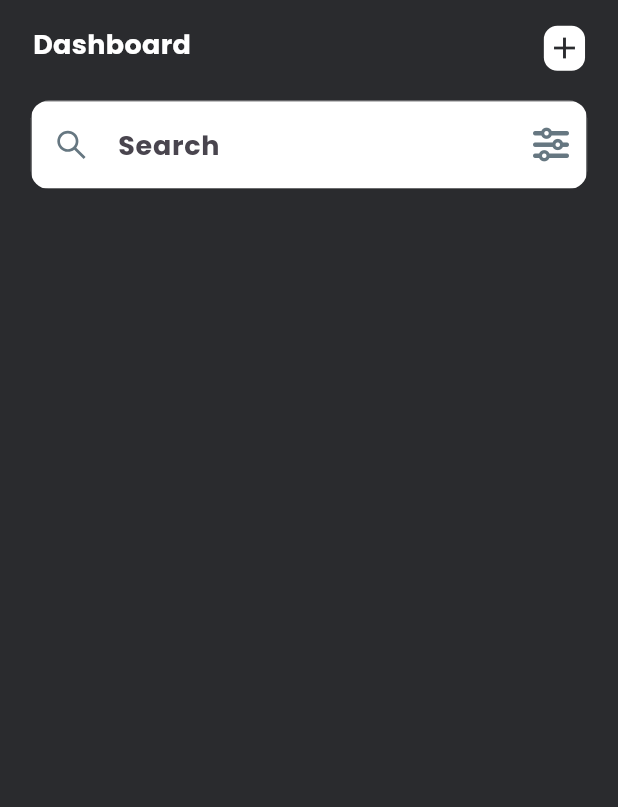
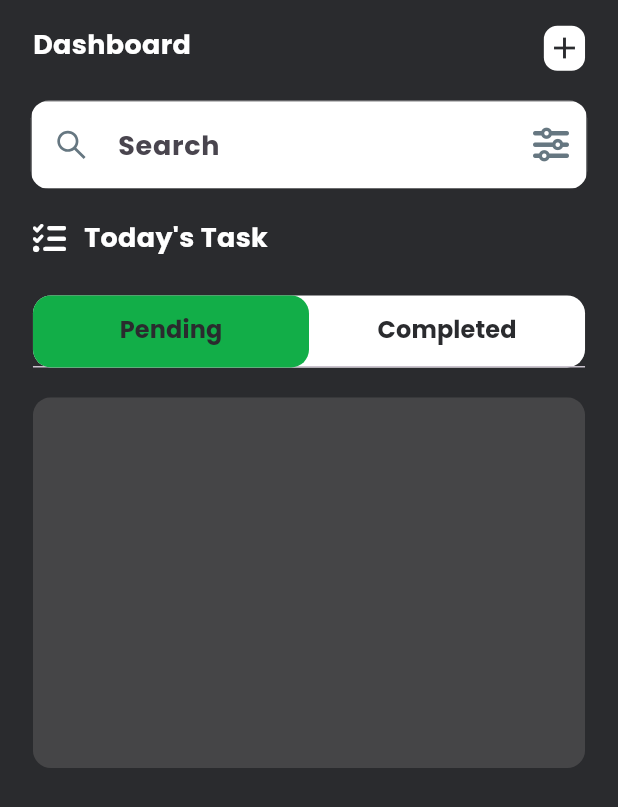
Before and after one commit to zsevvaldaysali/flutter-riverpod-task-management, a Flutter app: the screen it shows after launch, on a phone screen of 412 x 824 dp. Shown: the top 807 px of the screen. Run offline on Flutter 3.47's test engine with Material 2 defaults, Android fonts, the phone set to English and light mode, and no system bars; our stand-ins replace country_picker, flutter_screenutil, flutter_vector_icons, google_fonts, hooks_riverpod, smooth_page_indicator.

```diff
--- a/lib/features/todo/pages/home_page.dart
+++ b/lib/features/todo/pages/home_page.dart
@@ -92,6 +92,113 @@ class _HomePageState extends ConsumerState<HomePage> with TickerProviderStateMix
           ),
         ),
       ),
-      );
+      body: SafeArea(
+        child: Padding(
+          padding: EdgeInsets.symmetric(horizontal: 20.w),
+          child: ListView(
+            children: [
+              HeightSpacer(height: 5.h),
+              Row(
+                mainAxisSize: MainAxisSize.min,
+                children: [
+                  Icon(
+                    FontAwesome.tasks,
+                    size: 20.w,
+                    color: AppConstants.kLight,
+                  ),
+                  WidthSpacer(width: 10.w),
+                  ReusableTextWidget(
+                    text: "Today's Task",
+                    style: appStyleWidget(
+                      18,
+                      AppConstants.kLight,
+                      FontWeight.bold,
+                    ),
+                  ),
+                ],
+              ),
+              HeightSpacer(height: 25.h),
+              Container(
+                decoration: BoxDecoration(
+                  color: AppConstants.kLight,
+                  borderRadius: BorderRadius.all(
+                    Radius.circular(AppConstants.kRadius),
+                  ),
+                ),
+                child: TabBar(
+                    isScrollable: false,
+                    labelColor: AppConstants.kBlueLight,
+                    labelStyle: appStyleWidget(24, AppConstants.kBlueLight, FontWeight.w700),
+                    labelPadding: EdgeInsets.zero,
+                    unselectedLabelColor: AppConstants.kLight,
+                    indicator: BoxDecoration(
+                      color: const Color.fromARGB(255, 18, 174, 72),
+                      borderRadius: BorderRadius.all(
+                        Radius.circular(AppConstants.kRadius),
+                      ),
+                    ),
+                    indicatorSize: TabBarIndicatorSize.label,
+                    controller: tabController,
+                    tabs: [
+                      Tab(
+                        child: SizedBox(
+                          width: AppConstants.kWidth * 0.5,
+                          child: Center(
+                            child: ReusableTextWidget(
+                              text: "Pending",
+                              style: appStyleWidget(
+                                16,
+                                AppConstants.kDarkBk,
+                                FontWeight.bold,
+                              ),
+                            ),
+                          ),
+                        ),
+                      ),
+                      Tab(
+                        child: SizedBox(
+                          width: AppConstants.kWidth * 0.5,
+                          child: Center(
+                            child: ReusableTextWidget(
+                              text: "Completed",
+                              style: appStyleWidget(
+                                16,
+                                AppConstants.kDarkBk,
+                                FontWeight.bold,
+                              ),
+                            ),
+                          ),
+                        ),
+                      ),
+                    ]),
+              ),
+              HeightSpacer(height: 20.h),
+              SizedBox(
+                height: AppConstants.kHeight * 0.3,
+                width: AppConstants.kWidth,
+                child: ClipRRect(
+                  borderRadius: BorderRadius.all(
+                    Radius.circular(AppConstants.kRadius),
+                  ),
+                  child: TabBarView(
+                    controller: tabController,
+                    children: [
+                      Container(
+                        color: AppConstants.kLightBk,
+                        height: AppConstants.kHeight * 0.3,
+                      ),
+                      Container(
+                        color: AppConstants.kLightBk,
+                        height: AppConstants.kHeight * 0.3,
+                      ),
+                    ],
+                  ),
+                ),
+              )
+            ],
+          ),
+        ),
+      ),
+    );
   }
 }
```
